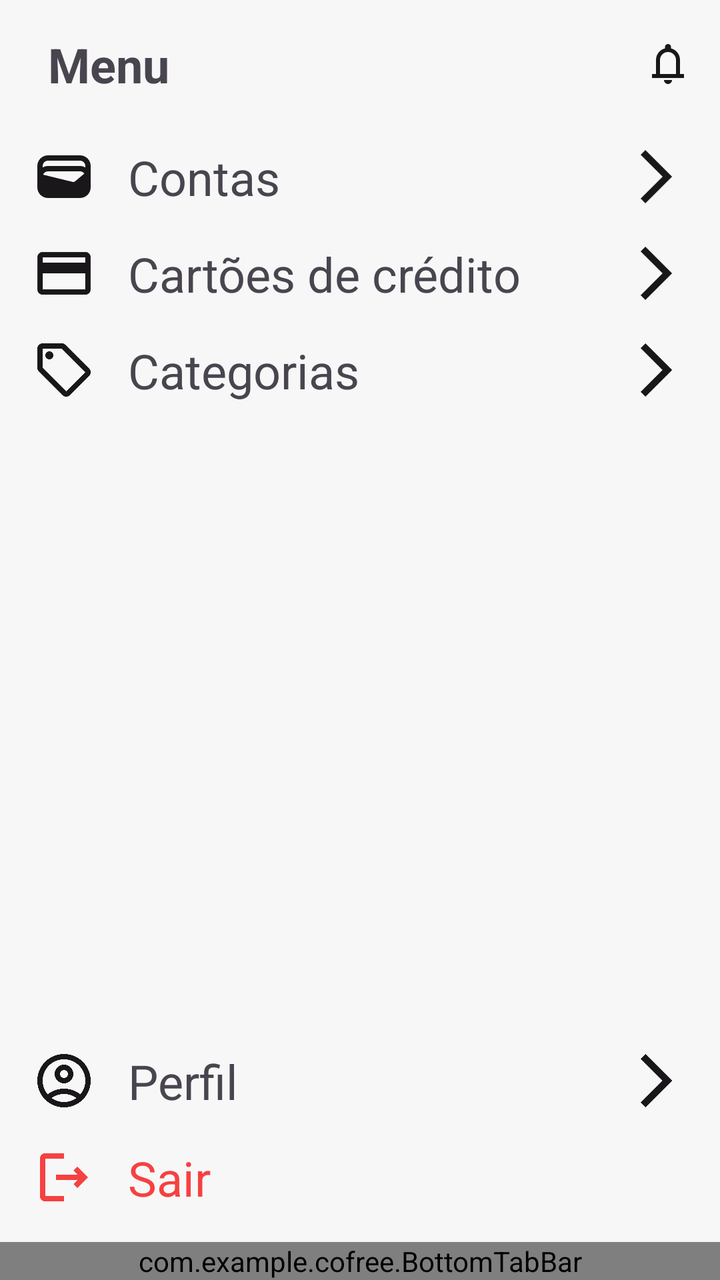
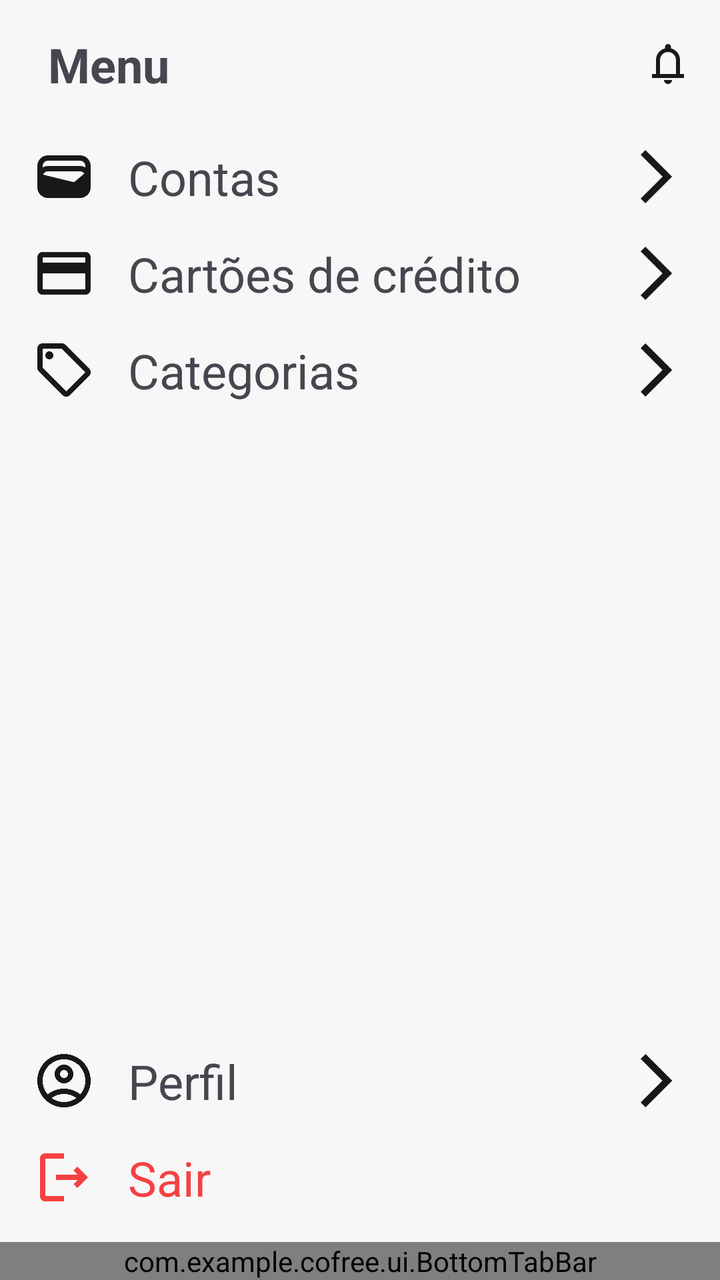

The first picture is an Android layout as it rendered before a commit; the second is the same layout after the commit. The layout source and the unified diff follow.
<!-- AndroidManifest.xml: application theme Theme.Cofree -->
<!-- res/layout/activity_menu.xml -->
<?xml version="1.0" encoding="utf-8"?>
<androidx.constraintlayout.widget.ConstraintLayout xmlns:android="http://schemas.android.com/apk/res/android"
    xmlns:app="http://schemas.android.com/apk/res-auto"
    xmlns:tools="http://schemas.android.com/tools"
    android:id="@+id/main"
    android:layout_width="match_parent"
    android:layout_height="match_parent"
    tools:context=".Menu">

    <LinearLayout
        android:id="@+id/header"
        android:layout_width="match_parent"
        android:layout_height="wrap_content"
        android:gravity="center"
        android:orientation="horizontal"
        android:paddingHorizontal="16dp"
        android:paddingVertical="16dp"
        app:layout_constraintEnd_toEndOf="parent"
        app:layout_constraintStart_toStartOf="parent"
        app:layout_constraintTop_toTopOf="parent">


        <TextView
            android:layout_width="0dp"
            android:layout_height="wrap_content"
            android:layout_marginLeft="8dp"
            android:layout_weight="1"
            android:text="Menu"
            android:textSize="24sp"
            android:textStyle="bold" />

        <ImageView
            android:layout_width="20dp"
            android:layout_height="20dp"
            android:src="@drawable/ic_notifications" />

    </LinearLayout>

    <LinearLayout
        android:layout_width="match_parent"
        android:layout_height="wrap_content"
        android:orientation="vertical"
        android:paddingHorizontal="16dp"
        app:layout_constraintEnd_toEndOf="parent"
        app:layout_constraintStart_toStartOf="parent"
        app:layout_constraintTop_toBottomOf="@id/header">

        <LinearLayout
            android:id="@+id/button_accounts"
            android:layout_width="match_parent"
            android:layout_height="wrap_content"
            android:gravity="center_vertical"
            android:paddingVertical="8dp">

            <ImageView
                android:layout_width="32dp"
                android:layout_height="32dp"
                android:src="@drawable/ic_wallet" />

            <TextView
                android:layout_width="0dp"
                android:layout_height="wrap_content"
                android:layout_marginHorizontal="16dp"
                android:layout_weight="1"
                android:text="Contas"
                android:textSize="24sp" />

            <ImageView
                android:layout_width="32dp"
                android:layout_height="32dp"
                android:src="@drawable/ic_chevron_right" />
        </LinearLayout>

        <LinearLayout
            android:id="@+id/button_credit_cards"
            android:layout_width="match_parent"
            android:layout_height="wrap_content"
            android:gravity="center_vertical"
            android:paddingVertical="8dp">

            <ImageView
                android:layout_width="32dp"
                android:layout_height="32dp"
                android:src="@drawable/ic_credit_card" />

            <TextView
                android:layout_width="0dp"
                android:layout_height="wrap_content"
                android:layout_marginHorizontal="16dp"
                android:layout_weight="1"
                android:text="Cartões de crédito"
                android:textSize="24sp" />

            <ImageView
                android:layout_width="32dp"
                android:layout_height="32dp"
                android:src="@drawable/ic_chevron_right" />
        </LinearLayout>

        <LinearLayout
            android:id="@+id/button_categories"
            android:layout_width="match_parent"
            android:layout_height="wrap_content"
            android:gravity="center_vertical"
            android:paddingVertical="8dp">

            <ImageView
                android:layout_width="32dp"
                android:layout_height="32dp"
                android:src="@drawable/ic_tag" />

            <TextView
                android:layout_width="0dp"
                android:layout_height="wrap_content"
                android:layout_marginHorizontal="16dp"
                android:layout_weight="1"
                android:text="Categorias"
                android:textSize="24sp" />

            <ImageView
                android:layout_width="32dp"
                android:layout_height="32dp"
                android:src="@drawable/ic_chevron_right" />
        </LinearLayout>
    </LinearLayout>

    <LinearLayout
        android:layout_width="match_parent"
        android:layout_height="wrap_content"
        android:layout_marginBottom="8dp"
        android:orientation="vertical"
        android:paddingHorizontal="16dp"
        app:layout_constraintBottom_toTopOf="@id/bottom_tab_bar"
        app:layout_constraintEnd_toEndOf="parent"
        app:layout_constraintStart_toStartOf="parent">

        <LinearLayout
            android:id="@+id/button_profile"
            android:layout_width="match_parent"
            android:layout_height="wrap_content"
            android:gravity="center_vertical"
            android:paddingVertical="8dp">

            <ImageView
                android:layout_width="32dp"
                android:layout_height="32dp"
                android:src="@drawable/ic_profile" />

            <TextView
                android:layout_width="0dp"
                android:layout_height="wrap_content"
                android:layout_marginHorizontal="16dp"
                android:layout_weight="1"
                android:text="Perfil"
                android:textSize="24sp" />

            <ImageView
                android:layout_width="32dp"
                android:layout_height="32dp"
                android:src="@drawable/ic_chevron_right" />
        </LinearLayout>


        <LinearLayout
            android:id="@+id/button_logout"
            android:layout_width="match_parent"
            android:layout_height="wrap_content"
            android:gravity="center_vertical"
            android:paddingVertical="8dp">

            <ImageView
                android:layout_width="32dp"
                android:layout_height="32dp"
                android:src="@drawable/ic_logout" />

            <TextView
                android:layout_width="0dp"
                android:layout_height="wrap_content"
                android:layout_marginHorizontal="16dp"
                android:layout_weight="1"
                android:text="Sair"
                android:textColor="@color/expense"
                android:textSize="24sp" />


        </LinearLayout>
    </LinearLayout>

    <com.example.cofree.BottomTabBar
        android:id="@+id/bottom_tab_bar"
        android:layout_width="match_parent"
        android:layout_height="wrap_content"
        app:layout_constraintBottom_toBottomOf="parent"
        app:layout_constraintEnd_toEndOf="parent"
        app:layout_constraintStart_toStartOf="parent" />
</androidx.constraintlayout.widget.ConstraintLayout>
<!-- resources referenced by this layout -->
<resources>
  <color name="expense">#f64141</color>
  <!-- drawable ic_chevron_right (drawable) -->
  <vector xmlns:android="http://schemas.android.com/apk/res/android" android:autoMirrored="true" android:height="24dp" android:tint="@color/text_primary" android:viewportHeight="960" android:viewportWidth="960" android:width="24dp">
        
      <path android:fillColor="@android:color/white" android:pathData="M321,880L250,809L579,480L250,151L321,80L721,480L321,880Z"/>
      
  </vector>
  <!-- drawable ic_credit_card (drawable) -->
  <vector xmlns:android="http://schemas.android.com/apk/res/android"
      android:width="24dp"
      android:height="24dp"
      android:viewportWidth="24"
      android:viewportHeight="24">
    <path
        android:pathData="M20,4L4,4c-1.11,0 -1.99,0.89 -1.99,2L2,18c0,1.11 0.89,2 2,2h16c1.11,0 2,-0.89 2,-2L22,6c0,-1.11 -0.89,-2 -2,-2zM20,18L4,18v-6h16v6zM20,8L4,8L4,6h16v2z"
        android:fillColor="@color/text_primary"/>
  </vector>
  <!-- drawable ic_logout (drawable) -->
  <vector xmlns:android="http://schemas.android.com/apk/res/android"
      android:width="24dp"
      android:height="24dp"
      android:viewportWidth="24"
      android:viewportHeight="24">
    <path
        android:pathData="M17,8l-1.41,1.41L17.17,11H9v2h8.17l-1.58,1.58L17,16l4,-4L17,8zM5,5h7V3H5C3.9,3 3,3.9 3,5v14c0,1.1 0.9,2 2,2h7v-2H5V5z"
        android:fillColor="@color/expense"/>
  </vector>
  <!-- drawable ic_tag (drawable) -->
  <vector xmlns:android="http://schemas.android.com/apk/res/android"
      android:width="24dp"
      android:height="24dp"
      android:viewportWidth="24"
      android:viewportHeight="24">
    <path
        android:pathData="M21.41,11.41l-8.83,-8.83C12.21,2.21 11.7,2 11.17,2H4C2.9,2 2,2.9 2,4v7.17c0,0.53 0.21,1.04 0.59,1.41l8.83,8.83c0.78,0.78 2.05,0.78 2.83,0l7.17,-7.17C22.2,13.46 22.2,12.2 21.41,11.41zM12.83,20L4,11.17V4h7.17L20,12.83L12.83,20z"
        android:fillColor="@color/text_primary"/>
    <path
        android:pathData="M6.5,6.5m-1.5,0a1.5,1.5 0,1 1,3 0a1.5,1.5 0,1 1,-3 0"
        android:fillColor="@color/text_primary"/>
  </vector>
  <!-- drawable ic_wallet (drawable) -->
  <vector xmlns:android="http://schemas.android.com/apk/res/android"
      android:width="24dp"
      android:height="24dp"
      android:viewportWidth="24"
      android:viewportHeight="24">
    <path
        android:pathData="M18,4H6C3.79,4 2,5.79 2,8v8c0,2.21 1.79,4 4,4h12c2.21,0 4,-1.79 4,-4V8C22,5.79 20.21,4 18,4zM16.14,13.77c-0.24,0.2 -0.57,0.28 -0.88,0.2L4.15,11.25C4.45,10.52 5.16,10 6,10h12c0.67,0 1.26,0.34 1.63,0.84L16.14,13.77zM6,6h12c1.1,0 2,0.9 2,2v0.55C19.41,8.21 18.73,8 18,8H6C5.27,8 4.59,8.21 4,8.55V8C4,6.9 4.9,6 6,6z"
        android:fillColor="@color/text_primary"/>
  </vector>
  <style name="Theme.Cofree" parent="Base.Theme.Cofree" />
  <color name="text_primary">#191719</color>
  <style name="Base.Theme.Cofree" parent="Theme.Material3.DayNight.NoActionBar">
          <item name="colorPrimary">@color/text_primary</item>
          <item name="colorPrimaryContainer">@color/text_primary</item>
          <item name="colorAccent">@color/text_secondary</item>
          <item name="colorSurface">@color/surface</item>
          <item name="android:colorBackground">@color/primary</item>
  
      </style>
  <color name="text_secondary">#706e71</color>
  <color name="surface">#ffffff</color>
  <color name="primary">#f7f7f8</color>
  <!-- unchanged entries left out for length: 2 -->
</resources>

<!-- the commit's change to res/layout/activity_menu.xml (unified diff, before → after) -->
@@ -5,7 +5,7 @@
     android:id="@+id/main"
     android:layout_width="match_parent"
     android:layout_height="match_parent"
-    tools:context=".Menu">
+    tools:context=".activities.Menu">
 
     <LinearLayout
         android:id="@+id/header"
@@ -186,7 +186,7 @@
         </LinearLayout>
     </LinearLayout>
 
-    <com.example.cofree.BottomTabBar
+    <com.example.cofree.ui.BottomTabBar
         android:id="@+id/bottom_tab_bar"
         android:layout_width="match_parent"
         android:layout_height="wrap_content"
